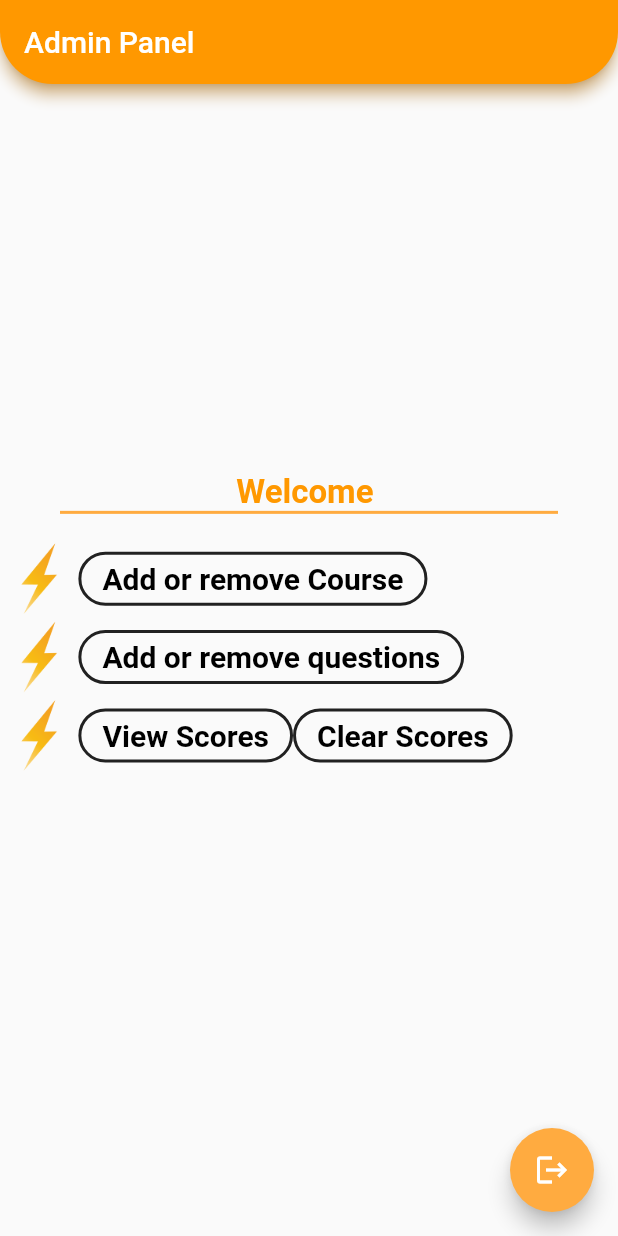
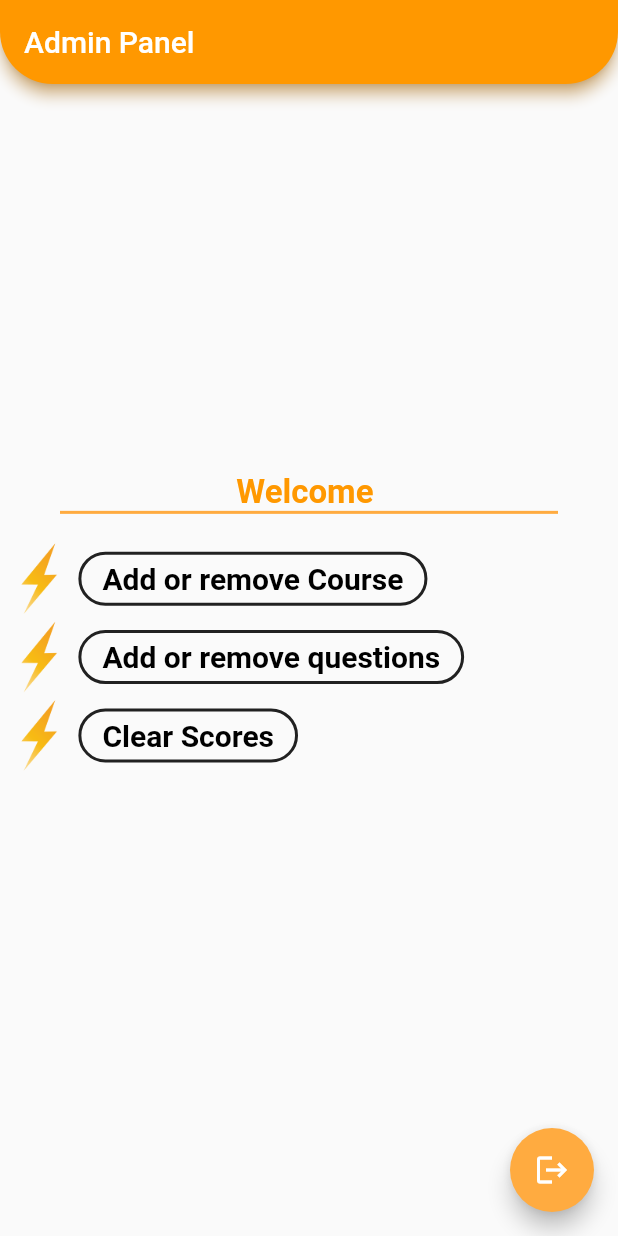
Before and after one commit to IshayEzagouri/Questionnaire, a Flutter app: the AdminPage screen opened by its route, on a phone screen of 412 x 824 dp. Run offline on Flutter 3.47's test engine with Material 2 defaults, Android fonts, the phone set to English and light mode, and no system bars; our stand-ins replace cloud_firestore, firebase_auth, firebase_core, flutter_rating_bar, flutter_screenutil, modal_progress_hud_nsn; accounts and stored records are empty.

Commit message:
buttons kept showing up when the screen loaded even though user voted every course.
Headline wasn't changing accordingly.

usersVoted didn't increment accordingly on both scores and questions collections.

Fixed all

```diff
--- a/lib/Classes/Course.dart
+++ b/lib/Classes/Course.dart
@@ -1,109 +1,27 @@
-// import 'package:flutter/material.dart';
-// import 'package:firebase_auth/firebase_auth.dart';
-// import 'package:cloud_firestore/cloud_firestore.dart';
-//
-// class ScoreBrain {
-//   String? professorID;
-//   String? courseID;
-//   int? questionID;
-//
-//   ScoreBrain(this.professorID, this.courseID, this.questionID);
-//   final FirebaseFirestore _firestore = FirebaseFirestore.instance;
-//
-//   Future<double> calc(professorID, courseID, questionID) {
-//     if (courseID == null && questionID == null && professorID != null)
-//       return calcAvgByProf(professorID);
-//     else if (professorID == null && questionID == null && courseID != null) {
-//       return calcAvgPerCourse(courseID);
-//     } else if (professorID == null && courseID == null && questionID != null) {
-//       //TODO calc by question
-//     }
-//   }
-//
-//   Future<int> fetchTotalQuestions() async {
-//     final QuerySnapshot<Map<String, dynamic>> snapshot =
-//         await _firestore.collection('questions').get();
-//
-//     return snapshot.size;
-//   }
-//
-//   Future<int> fetchUsersVoted(String documentId) async {
-//     final DocumentSnapshot<Map<String, dynamic>> snapshot =
-//         await _firestore.collection('scores').doc(documentId).get();
-//
-//     if (snapshot.exists) {
-//       final data = snapshot.data();
-//       if (data != null && data.containsKey('usersVoted')) {
-//         return data['usersVoted'] as int;
-//       }
-//     }
-//
-//     return 0; // Default value if the field is not present or an error occurred
-//   }
-//
-//   Future<double> calculateTotalScore(String documentId) async {
-//     final DocumentSnapshot<Map<String, dynamic>> snapshot =
-//         await _firestore.collection('scores').doc(documentId).get();
-//
-//     if (snapshot.exists) {
-//       final data = snapshot.data();
-//       if (data != null && data.containsKey('scores')) {
-//         List<dynamic> scores = data['scores'];
-//         double totalScore = scores.fold(0, (sum, score) => sum + (score ?? 0));
-//         return totalScore;
-//       }
-//     }
-//
-//     return 0; // Default value if the field is not present or an error occurred
-//   }
-//
-//   Future<double> calcAvgPerCourse(String documentID) async {
-//     final totalScore = await calculateTotalScore(documentID);
-//     final usersVoted = await fetchUsersVoted(documentID);
-//     final sumOfQuestions = await fetchTotalQuestions();
-//
-//     return totalScore / sumOfQuestions / usersVoted;
-//   }
-// }
-//
-// Future<double> calcByQuestion(int questionID) async {
-//   final QuerySnapshot<Map<String, dynamic>> snapshot = await FirebaseFirestore
-//       .instance
-//       .collection('scores')
-//       .where('question', isEqualTo: questionID)
-//       .get();
-//
-//   List<DocumentSnapshot<Map<String, dynamic>>> documents = snapshot.docs;
-//   double averageTotal = 0.0;
-//   int numberOfDocuments = documents.length;
-//
-//   for (DocumentSnapshot<Map<String, dynamic>> document in documents) {
-//     double average = await calculateTotalScore(document.id);
-//     averageTotal += average;
-//   }
-//
-//   return averageTotal / numberOfDocuments;
-// }
-//
-// Future<double> calcAvgByProf(professorID) async {
-//   if (professorID == null)
-//     return -99.0;
-//   else {
-//     final QuerySnapshot<Map<String, dynamic>> snapshot = await FirebaseFirestore
-//         .instance
-//         .collection('scores')
-//         .where('professor', isEqualTo: professorID)
-//         .get();
-//
-//     List<DocumentSnapshot<Map<String, dynamic>>> documents = snapshot.docs;
-//     double averageTotal = 0.0;
-//     int numberOfDocuments = documents.length;
-//
-//     for (DocumentSnapshot<Map<String, dynamic>> document in documents) {
-//       double average = await calcAvgByProf(professorID);
-//       averageTotal += average;
-//     }
-//
-//     return averageTotal / numberOfDocuments;
-//   }
-// }
+import 'package:flutter/material.dart';
+import 'package:mashov/Classes/Questions.dart';
+
+class Course {
+  late String name;
+  late String professor;
+  List<Question> questions;
+  List<int> grades;
+
+  Course(
+      {this.professor = '',
+      this.questions = const [],
+      this.grades = const [],
+      this.name = ""});
+
+  void addQuestion(String question) => questions.add(Question());
+  void addGrade(int grade) => grades.add(grade);
+
+  void removeQuestion(int questionNumber) {
+    questions.remove(questionNumber);
+    grades.remove(questionNumber);
+  }
+
+  double getAvg() =>
+      grades.fold(0, (previousValue, element) => previousValue + element) /
+      grades.length;
+}
--- a/lib/main.dart
+++ b/lib/main.dart
@@ -3,7 +3,6 @@ import 'package:mashov/screens/CoursePage_screen.dart';
 import 'package:mashov/screens/AdminPage.dart';
 import 'package:firebase_core/firebase_core.dart';
 import 'package:mashov/screens/LoginPage.dart';
-import 'package:mashov/screens/ViewScores.dart';
 import 'Classes/firebase_options.dart';
 import 'package:mashov/screens/DisplayQuestions_screen.dart';
 import 'screens/test.dart';
@@ -39,7 +38,6 @@ class MyApp extends StatelessWidget {
           )),
       initialRoute: test.id,
       routes: {
-        ViewScores.id: (context) => ViewScores(),
         Registration.id: (context) => Registration(),
         AnswerQuestions.id: (context) => AnswerQuestions(),
         HomePage.id: (context) => HomePage(),
--- a/lib/screens/AdminPage.dart
+++ b/lib/screens/AdminPage.dart
@@ -6,7 +6,6 @@ import 'package:mashov/screens/DisplayQuestions_screen.dart';
 import 'package:mashov/screens/CoursePage_screen.dart';
 import 'package:flutter_screenutil/flutter_screenutil.dart';
 import 'package:mashov/screens/HomePage.dart';
-import 'package:mashov/screens/ViewScores.dart';
 import 'package:mashov/screens/test.dart';
 
 final FirebaseFirestore _firestore = FirebaseFirestore.instance;
@@ -173,24 +172,6 @@ class _AdminPageState extends State<AdminPage>
                     ),
                     shape: StadiumBorder()),
                 onPressed: () {
-                  Navigator.pushNamed(context, ViewScores.id);
-                },
-                child: Text(
-                  'View Scores',
-                  style: TextStyle(
-                      fontSize: 20.0,
-                      fontWeight: FontWeight.w700,
-                      color: Colors.black),
-                ),
-              ),
-              OutlinedButton(
-                style: OutlinedButton.styleFrom(
-                    side: BorderSide(
-                      width: 2,
-                      color: Colors.black87,
-                    ),
-                    shape: StadiumBorder()),
-                onPressed: () {
                   clearScores();
                 },
                 child: Text(
```
Also changed, not shown: lib/screens/CoursePage_screen.dart (+0 -11 lines), lib/screens/DisplayQuestions_screen.dart (+3 -6 lines), lib/screens/ViewScores.dart (deleted, +0 -21 lines).
